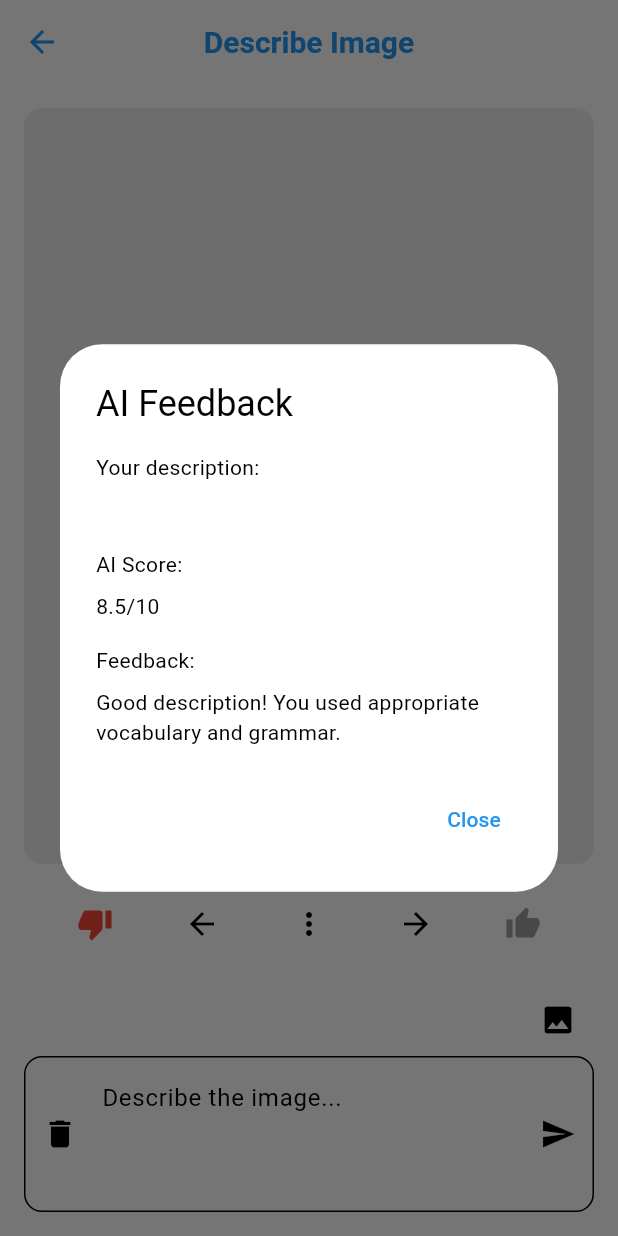
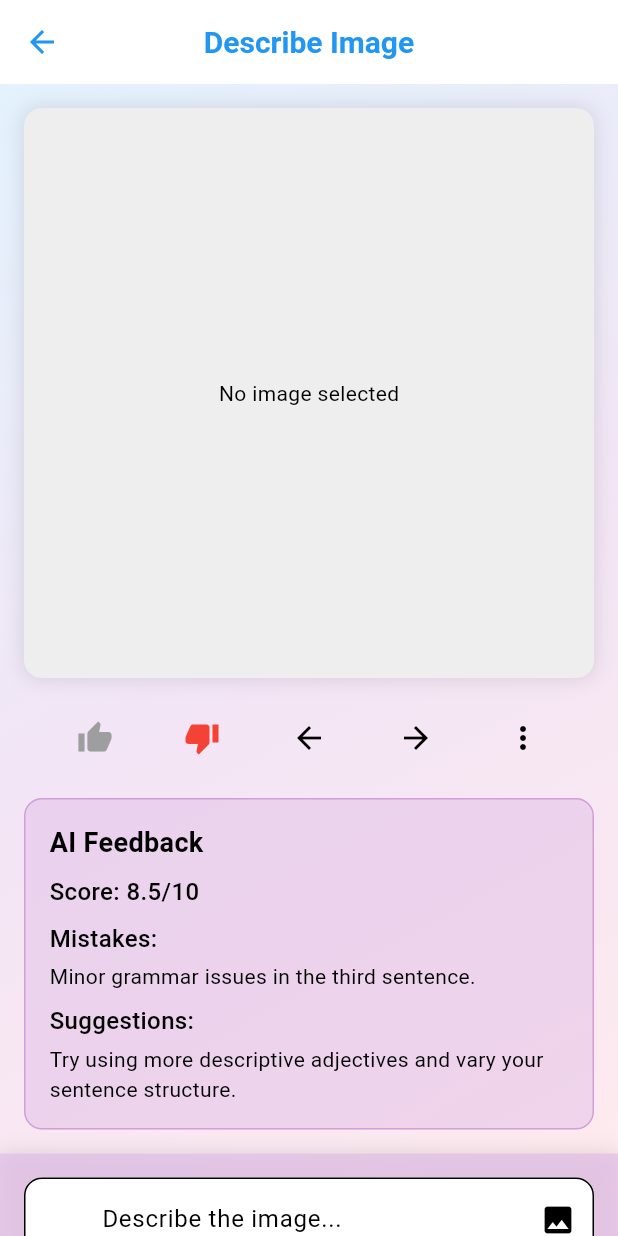
Before and after one commit to dungken/speaking_english_with_ai_app, a Flutter app: the DescribeImageScreen screen opened directly, after a tap on the "more vert" icon, on a phone screen of 412 x 824 dp. Run offline on Flutter 3.47's test engine with Material 3 defaults, Android fonts, the phone set to English and light mode, and no system bars; our stand-ins replace animated_text_kit, appwrite, cached_network_image, flutter_animate, get, google_generative_ai and 4 more; missing offline and left inert: dart_openai, easy_audience_network, gallery_saver_updated, translator_plus; accounts and stored records are empty; network calls fail; project files that could hold a hidden picture were left out.

Commit message:
Adjust the UI layout

```diff
--- a/mobile/lib/controller/describe_image_controller.dart
+++ b/mobile/lib/controller/describe_image_controller.dart
@@ -8,6 +8,12 @@ class DescribeImageController extends GetxController {
   final currentImage = Rx<File?>(null);
   final currentImageIndex = 0.obs;
   final isLiked = false.obs;
+
+  // Feedback properties
+  final showFeedback = false.obs;
+  final aiScore = 0.0.obs;
+  final mistakes = ''.obs;
+  final suggestions = ''.obs;
 
   // Mock data for testing - replace with actual data from backend
   final List<ImageDescription> mockImages = [
@@ -97,35 +103,16 @@ class DescribeImageController extends GetxController {
     }
   }
 
-  void showFeedback() {
-    Get.dialog(
-      AlertDialog(
-        title: const Text('AI Feedback'),
-        content: Column(
-          mainAxisSize: MainAxisSize.min,
-          crossAxisAlignment: CrossAxisAlignment.start,
-          children: [
-            const Text('Your description:'),
-            const SizedBox(height: 8),
-            Text(descriptionController.text),
-            const SizedBox(height: 16),
-            const Text('AI Score:'),
-            const SizedBox(height: 8),
-            const Text('8.5/10'),
-            const SizedBox(height: 16),
-            const Text('Feedback:'),
-            const SizedBox(height: 8),
-            const Text('Good description! You used appropriate vocabulary and grammar.'),
-          ],
-        ),
-        actions: [
-          TextButton(
-            onPressed: () => Get.back(),
-            child: const Text('Close'),
-          ),
-        ],
-      ),
-    );
+  void toggleFeedback() {
+    // Toggle feedback display
+    showFeedback.value = !showFeedback.value;
+
+    // If showing feedback, populate with mock data
+    if (showFeedback.value) {
+      aiScore.value = 8.5;
+      mistakes.value = 'Minor grammar issues in the third sentence.';
+      suggestions.value = 'Try using more descriptive adjectives and vary your sentence structure.';
+    }
   }
 
   void generateImage() {
--- a/mobile/lib/screen/feature/describe_image_screen.dart
+++ b/mobile/lib/screen/feature/describe_image_screen.dart
@@ -13,15 +13,41 @@ class DescribeImageScreen extends StatelessWidget {
       appBar: AppBar(
         title: const Text('Describe Image'),
       ),
-      body: Column(
+      body: Container(
+        decoration: BoxDecoration(
+          gradient: LinearGradient(
+            begin: Alignment.topLeft,
+            end: Alignment.bottomRight,
+            colors: [
+              Theme.of(context).brightness == Brightness.dark
+                  ? Colors.blue.shade900.withOpacity(0.3)
+                  : Colors.blue.shade50,
+              Theme.of(context).brightness == Brightness.dark
+                  ? Colors.purple.shade900.withOpacity(0.3)
+                  : Colors.purple.shade50,
+              Theme.of(context).brightness == Brightness.dark
+                  ? Colors.red.shade900.withOpacity(0.2)
+                  : Colors.red.shade50,
+            ],
+          ),
+        ),
+        child: Column(
           children: [
-          // Image display area
-          Expanded(
+            // Image display area - limited to 50% of screen height
+            SizedBox(
+              height: MediaQuery.of(context).size.height * 0.5,
               child: Container(
                 margin: const EdgeInsets.all(16),
                 decoration: BoxDecoration(
                   color: Colors.grey[200],
                   borderRadius: BorderRadius.circular(12),
+                  boxShadow: [
+                    BoxShadow(
+                      color: Colors.black.withOpacity(0.1),
+                      blurRadius: 10,
+                      spreadRadius: 1,
+                    ),
+                  ],
                 ),
                 child: Obx(() => controller.currentImage.value != null
                     ? ClipRRect(
@@ -37,12 +63,21 @@ class DescribeImageScreen extends StatelessWidget {
               ),
             ),
 
-          // Action icons row
+            // Action icons row - rearranged order
             Padding(
               padding: const EdgeInsets.symmetric(horizontal: 16),
               child: Row(
                 mainAxisAlignment: MainAxisAlignment.spaceEvenly,
                 children: [
+                  Obx(() => IconButton(
+                        icon: Icon(
+                          Icons.thumb_up,
+                          color: controller.isLiked.value
+                              ? Colors.green
+                              : Colors.grey,
+                        ),
+                        onPressed: controller.onLike,
+                      )),
                   Obx(() => IconButton(
                         icon: Icon(
                           Icons.thumb_down,
@@ -57,40 +92,96 @@ class DescribeImageScreen extends StatelessWidget {
                     onPressed: controller.onPrevious,
                   ),
                   IconButton(
-                  icon: const Icon(Icons.more_vert),
-                  onPressed: controller.showFeedback,
-                ),
-                IconButton(
                     icon: const Icon(Icons.arrow_forward),
                     onPressed: controller.onNext,
                   ),
-                Obx(() => IconButton(
-                      icon: Icon(
-                        Icons.thumb_up,
-                        color: controller.isLiked.value
-                            ? Colors.green
-                            : Colors.grey,
+                  IconButton(
+                    icon: const Icon(Icons.more_vert),
+                    onPressed: controller.toggleFeedback,
                   ),
-                      onPressed: controller.onLike,
-                    )),
                 ],
               ),
             ),
 
-          // Input section
-          Padding(
+            // Feedback display area
+            Obx(() => controller.showFeedback.value
+                ? Container(
+                    margin: const EdgeInsets.all(16),
+                    padding: const EdgeInsets.all(16),
+                    decoration: BoxDecoration(
+                      color: Theme.of(context).brightness == Brightness.dark
+                          ? Colors.purple.shade900.withOpacity(0.2)
+                          : Colors.purple.shade100.withOpacity(0.5),
+                      borderRadius: BorderRadius.circular(12),
+                      border: Border.all(
+                        color: Theme.of(context).brightness == Brightness.dark
+                            ? Colors.purple.shade700.withOpacity(0.3)
+                            : Colors.purple.shade300.withOpacity(0.5),
+                        width: 1,
+                      ),
+                    ),
+                    child: Column(
+                      crossAxisAlignment: CrossAxisAlignment.start,
+                      children: [
+                        const Text(
+                          'AI Feedback',
+                          style: TextStyle(
+                            fontSize: 18,
+                            fontWeight: FontWeight.bold,
+                          ),
+                        ),
+                        const SizedBox(height: 8),
+                        Text(
+                          'Score: ${controller.aiScore.value}/10',
+                          style: const TextStyle(
+                            fontSize: 16,
+                            fontWeight: FontWeight.w500,
+                          ),
+                        ),
+                        const SizedBox(height: 8),
+                        const Text(
+                          'Mistakes:',
+                          style: TextStyle(
+                            fontSize: 16,
+                            fontWeight: FontWeight.w500,
+                          ),
+                        ),
+                        const SizedBox(height: 4),
+                        Text(controller.mistakes.value),
+                        const SizedBox(height: 8),
+                        const Text(
+                          'Suggestions:',
+                          style: TextStyle(
+                            fontSize: 16,
+                            fontWeight: FontWeight.w500,
+                          ),
+                        ),
+                        const SizedBox(height: 4),
+                        Text(controller.suggestions.value),
+                      ],
+                    ),
+                  )
+                : const Spacer()),
+
+            // Input section with enhanced background
+            Container(
+              decoration: BoxDecoration(
+                color: Theme.of(context).brightness == Brightness.dark
+                    ? Colors.purple.shade900.withOpacity(0.3)
+                    : Colors.purple.shade100.withOpacity(0.7),
+                boxShadow: [
+                  BoxShadow(
+                    color: Colors.black.withOpacity(0.1),
+                    blurRadius: 10,
+                    spreadRadius: 1,
+                  ),
+                ],
+              ),
               padding: const EdgeInsets.all(16),
               child: Column(
+                mainAxisSize: MainAxisSize.min,
                 children: [
-                // Generate image button
-                Align(
-                  alignment: Alignment.centerRight,
-                  child: IconButton(
-                    icon: const Icon(Icons.image),
-                    onPressed: controller.generateImage,
-                  ),
-                ),
-                // Input bar
+                  // Input bar with vertically stacked icons
                   TextField(
                     controller: controller.descriptionController,
                     decoration: InputDecoration(
@@ -98,14 +189,34 @@ class DescribeImageScreen extends StatelessWidget {
                       border: OutlineInputBorder(
                         borderRadius: BorderRadius.circular(12),
                       ),
+                      filled: true,
+                      fillColor: Theme.of(context).brightness == Brightness.dark
+                          ? Colors.white.withOpacity(0.1)
+                          : Colors.white,
                       prefixIcon: IconButton(
-                      icon: const Icon(Icons.delete),
+                        icon: const Icon(Icons.close),
                         onPressed: controller.clearInput,
                       ),
-                    suffixIcon: IconButton(
+                      suffixIcon: Column(
+                        mainAxisSize: MainAxisSize.min,
+                        children: [
+                          IconButton(
+                            icon: const Icon(Icons.image),
+                            onPressed: controller.generateImage,
+                          ),
+                          IconButton(
                             icon: const Icon(Icons.send),
                             onPressed: controller.submitDescription,
                           ),
+                        ],
+                      ),
+                      contentPadding: const EdgeInsets.only(
+                        left: 16,
+                        right: 16,
+                        top: 16,
+                        bottom: 16,
+                      ),
+                      alignLabelWithHint: true,
                     ),
                     maxLines: 3,
                   ),
@@ -114,6 +225,7 @@ class DescribeImageScreen extends StatelessWidget {
             ),
           ],
         ),
+      ),
     );
   }
 }
```
Lines whose indentation alone changed are shown as unchanged.
